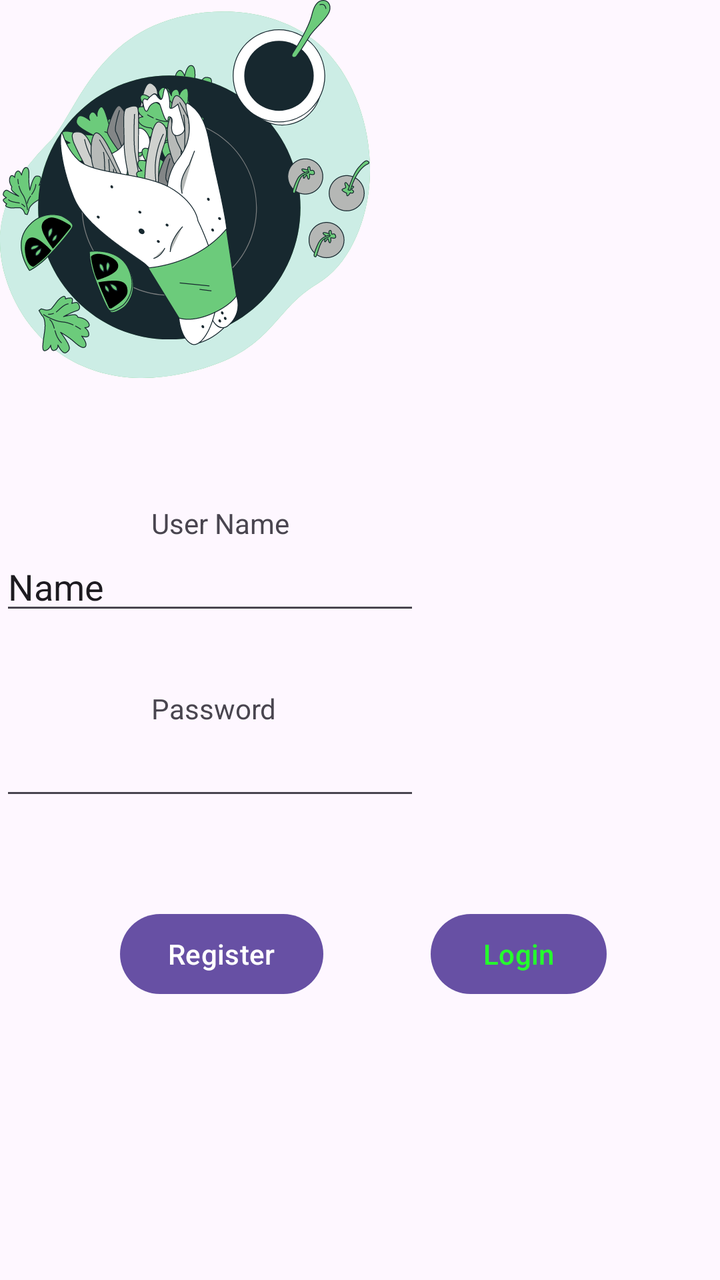
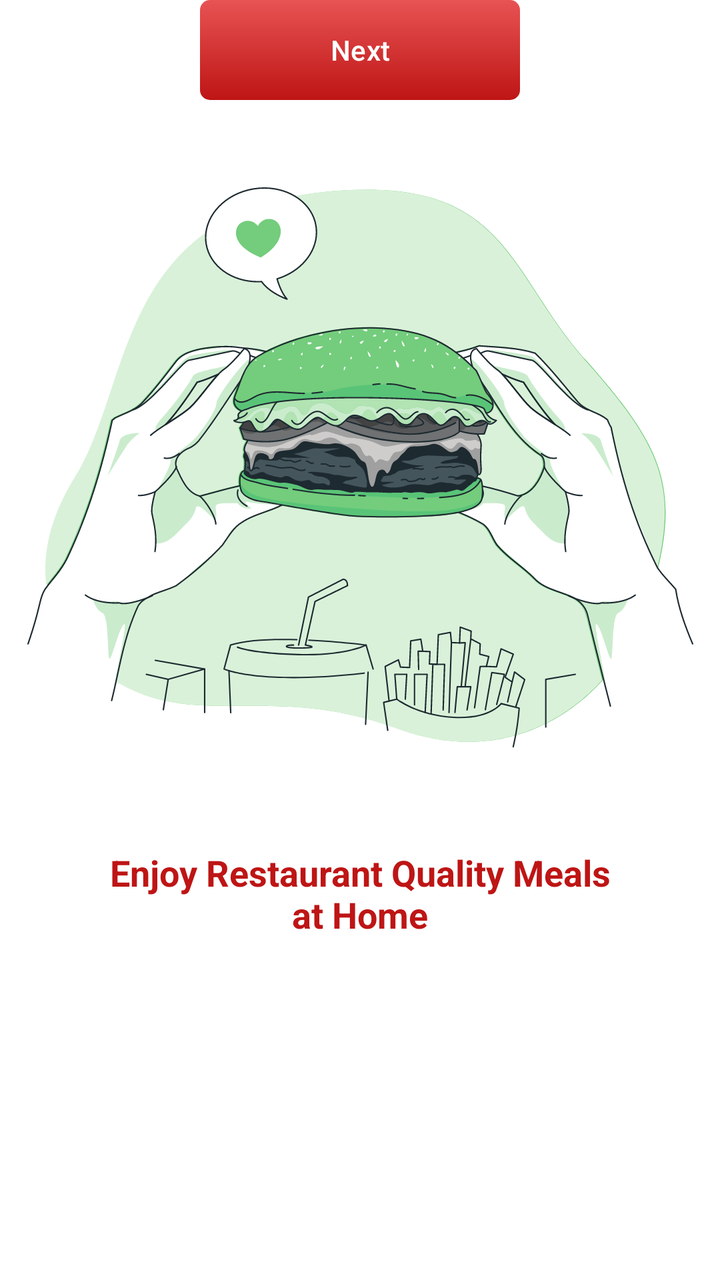

The first picture is an Android layout as it rendered before a commit; the second is the same layout after the commit. The layout source and the unified diff follow.
<!-- AndroidManifest.xml: application theme Theme.HelloWorld -->
<!-- res/layout/activity_main.xml -->
<?xml version="1.0" encoding="utf-8"?>
<androidx.constraintlayout.widget.ConstraintLayout xmlns:android="http://schemas.android.com/apk/res/android"
    xmlns:app="http://schemas.android.com/apk/res-auto"
    xmlns:tools="http://schemas.android.com/tools"
    android:id="@+id/main"
    android:layout_width="match_parent"
    android:layout_height="match_parent"
    tools:context=".MainActivity">

    <TextView
        android:id="@+id/textView"
        android:layout_width="wrap_content"
        android:layout_height="wrap_content"
        android:layout_marginTop="252dp"
        android:text="User Name"
        app:layout_constraintEnd_toEndOf="parent"
        app:layout_constraintHorizontal_bias="0.26"
        app:layout_constraintStart_toStartOf="parent"
        app:layout_constraintTop_toTopOf="parent" />

    <TextView
        android:id="@+id/textView2"
        android:layout_width="wrap_content"
        android:layout_height="wrap_content"
        android:text="Password"
        app:layout_constraintBottom_toBottomOf="parent"
        app:layout_constraintEnd_toEndOf="parent"
        app:layout_constraintHorizontal_bias="0.255"
        app:layout_constraintStart_toStartOf="parent"
        app:layout_constraintTop_toBottomOf="@+id/editTextText"
        app:layout_constraintVertical_bias="0.105" />

    <Button
        android:id="@+id/button2"
        android:layout_width="wrap_content"
        android:layout_height="wrap_content"
        android:layout_marginTop="48dp"
        android:text="Login"
        android:textColor="@color/primary_button"
        app:layout_constraintEnd_toEndOf="parent"
        app:layout_constraintHorizontal_bias="0.487"
        app:layout_constraintStart_toEndOf="@+id/button"
        app:layout_constraintTop_toBottomOf="@+id/editTextTextPassword" />

    <Button
        android:id="@+id/button"
        android:layout_width="wrap_content"
        android:layout_height="wrap_content"
        android:layout_marginStart="60dp"
        android:layout_marginTop="48dp"
        android:text="Register"
        app:layout_constraintStart_toStartOf="parent"
        app:layout_constraintTop_toBottomOf="@+id/editTextTextPassword" />

    <EditText
        android:id="@+id/editTextText"
        android:layout_width="wrap_content"
        android:layout_height="wrap_content"
        android:ems="10"
        android:inputType="text"
        android:text="Name"
        app:layout_constraintTop_toBottomOf="@+id/textView"
        tools:layout_editor_absoluteX="92dp" />

    <EditText
        android:id="@+id/editTextTextPassword"
        android:layout_width="wrap_content"
        android:layout_height="wrap_content"
        android:ems="10"
        android:inputType="textPassword"
        app:layout_constraintTop_toBottomOf="@+id/textView2"
        tools:layout_editor_absoluteX="89dp" />

    <ImageView
        android:id="@+id/imageView"
        android:layout_width="wrap_content"
        android:layout_height="wrap_content"
        app:srcCompat="@drawable/logo"
        tools:layout_editor_absoluteX="113dp"
        tools:layout_editor_absoluteY="37dp" />
</androidx.constraintlayout.widget.ConstraintLayout>
<!-- resources referenced by this layout -->
<resources>
  <color name="primary_button">#25FF2D</color>
  <!-- drawable logo: vector/xml drawable (drawable, 186018 chars, omitted) -->
  <style name="Theme.HelloWorld" parent="Base.Theme.HelloWorld" />
  <style name="Base.Theme.HelloWorld" parent="Theme.Material3.DayNight.NoActionBar">
          
          
      </style>
</resources>

<!-- the commit's change to res/layout/activity_main.xml (unified diff, before → after) -->
@@ -5,77 +5,44 @@
     android:id="@+id/main"
     android:layout_width="match_parent"
     android:layout_height="match_parent"
+    android:background="@color/white"
     tools:context=".MainActivity">
 
-    <TextView
-        android:id="@+id/textView"
+    <ImageView
+        android:id="@+id/burgerImage"
         android:layout_width="wrap_content"
         android:layout_height="wrap_content"
-        android:layout_marginTop="252dp"
-        android:text="User Name"
-        app:layout_constraintEnd_toEndOf="parent"
-        app:layout_constraintHorizontal_bias="0.26"
+        android:layout_marginTop="80dp"
+        android:src="@drawable/burrgar"
+        app:layout_constraintTop_toTopOf="parent"
         app:layout_constraintStart_toStartOf="parent"
-        app:layout_constraintTop_toTopOf="parent" />
+        app:layout_constraintEnd_toEndOf="parent" />
 
     <TextView
-        android:id="@+id/textView2"
+        android:id="@+id/enjoyText"
         android:layout_width="wrap_content"
         android:layout_height="wrap_content"
-        android:text="Password"
-        app:layout_constraintBottom_toBottomOf="parent"
-        app:layout_constraintEnd_toEndOf="parent"
-        app:layout_constraintHorizontal_bias="0.255"
+        android:layout_marginTop="32dp"
+        android:gravity="center"
+        android:text="Enjoy Restaurant Quality Meals\nat Home"
+        android:textColor="@color/endColor"
+        android:textSize="18sp"
+        android:textStyle="bold"
+        app:layout_constraintTop_toBottomOf="@id/burgerImage"
         app:layout_constraintStart_toStartOf="parent"
-        app:layout_constraintTop_toBottomOf="@+id/editTextText"
-        app:layout_constraintVertical_bias="0.105" />
+        app:layout_constraintEnd_toEndOf="parent" />
 
     <Button
-        android:id="@+id/button2"
-        android:layout_width="wrap_content"
-        android:layout_height="wrap_content"
-        android:layout_marginTop="48dp"
-        android:text="Login"
-        android:textColor="@color/primary_button"
+        android:id="@+id/nextButton"
+        android:layout_width="160dp"
+        android:layout_height="50dp"
+        android:background="@drawable/addtocartshape"
+        android:text="Next"
+        android:textAllCaps="false"
+        android:textColor="@color/white"
+        app:backgroundTint="@null"
         app:layout_constraintEnd_toEndOf="parent"
-        app:layout_constraintHorizontal_bias="0.487"
-        app:layout_constraintStart_toEndOf="@+id/button"
-        app:layout_constraintTop_toBottomOf="@+id/editTextTextPassword" />
+        app:layout_constraintStart_toStartOf="parent"
+        tools:layout_editor_absoluteY="593dp" />
 
-    <Button
-        android:id="@+id/button"
-        android:layout_width="wrap_content"
-        android:layout_height="wrap_content"
-        android:layout_marginStart="60dp"
-        android:layout_marginTop="48dp"
-        android:text="Register"
-        app:layout_constraintStart_toStartOf="parent"
-        app:layout_constraintTop_toBottomOf="@+id/editTextTextPassword" />
-
-    <EditText
-        android:id="@+id/editTextText"
-        android:layout_width="wrap_content"
-        android:layout_height="wrap_content"
-        android:ems="10"
-        android:inputType="text"
-        android:text="Name"
-        app:layout_constraintTop_toBottomOf="@+id/textView"
-        tools:layout_editor_absoluteX="92dp" />
-
-    <EditText
-        android:id="@+id/editTextTextPassword"
-        android:layout_width="wrap_content"
-        android:layout_height="wrap_content"
-        android:ems="10"
-        android:inputType="textPassword"
-        app:layout_constraintTop_toBottomOf="@+id/textView2"
-        tools:layout_editor_absoluteX="89dp" />
-
-    <ImageView
-        android:id="@+id/imageView"
-        android:layout_width="wrap_content"
-        android:layout_height="wrap_content"
-        app:srcCompat="@drawable/logo"
-        tools:layout_editor_absoluteX="113dp"
-        tools:layout_editor_absoluteY="37dp" />
 </androidx.constraintlayout.widget.ConstraintLayout>
<!-- resource entries referenced after the edit -->
@@ -1,8 +1,17 @@
 <!-- resources referenced by this layout -->
 <resources>
-  <color name="primary_button">#25FF2D</color>
-  <!-- drawable logo: vector/xml drawable (drawable, 186018 chars, omitted) -->
+  <color name="endColor">#BE1515</color>
+  <color name="white">#FFFFFFFF</color>
+  <!-- drawable addtocartshape (drawable) -->
+  <?xml version="1.0" encoding="utf-8"?>
+  <shape xmlns:android="http://schemas.android.com/apk/res/android">
+  <corners android:radius="5dp"/>
+      <gradient android:startColor="@color/startColor"
+          android:endColor="@color/endColor" android:angle="-45"/>
+  </shape>
+  <!-- drawable burrgar: vector/xml drawable (drawable, 191541 chars, omitted) -->
   <style name="Theme.HelloWorld" parent="Base.Theme.HelloWorld" />
+  <color name="startColor">#E85353</color>
   <style name="Base.Theme.HelloWorld" parent="Theme.Material3.DayNight.NoActionBar">
           
           
